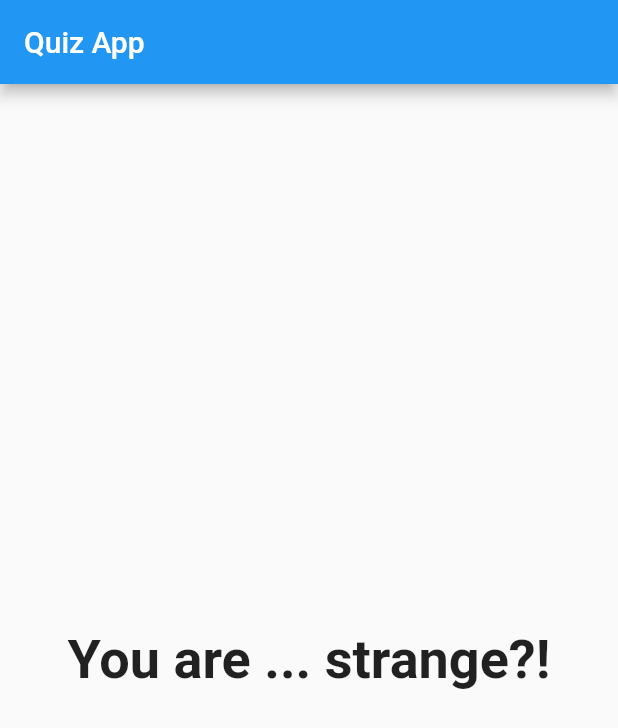
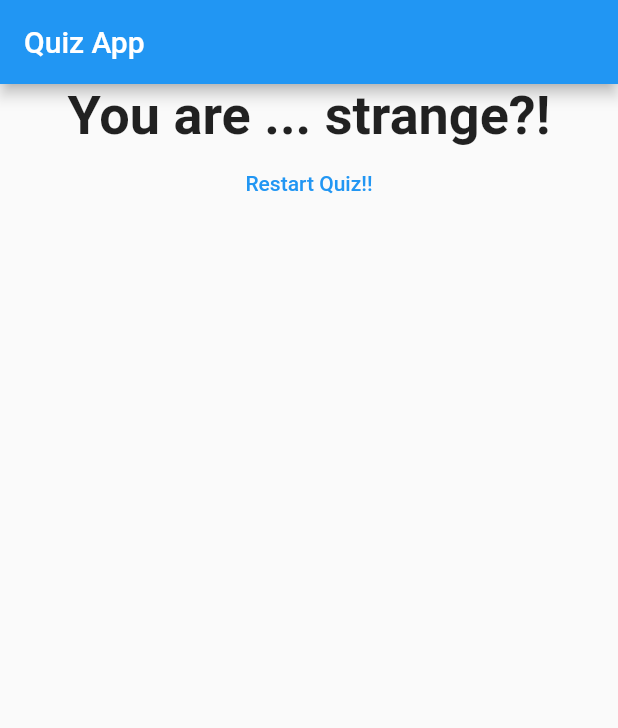
Before and after one commit to Ukd1796/QuizApp, a Flutter app: the screen it shows after launch, after a tap on "ans1", after a tap on "ans2", on a phone screen of 412 x 824 dp. Shown: the top 728 px of the screen. Run offline on Flutter 3.47's test engine with Material 2 defaults, Android fonts, the phone set to English and light mode, and no system bars.

Commit message:
reset the quiz

```diff
--- a/lib/main.dart
+++ b/lib/main.dart
@@ -18,6 +18,7 @@ class _MyAppState extends State<MyApp> {
   // this stays persistent
   var _questionIndex = 0;
   var _totalScore = 0;
+
   void _answerQuestion(int score) {
     _totalScore = _totalScore + score;
     setState(() {
@@ -50,6 +51,13 @@ class _MyAppState extends State<MyApp> {
     }
   ]; // this is a map which consists of a key value pair
 
+  void _resetQuiz() {
+    setState(() {
+      _questionIndex = 0;
+      _totalScore = 0;
+    });
+  }
+
   @override
   Widget build(BuildContext context) {
     return MaterialApp(
@@ -59,10 +67,10 @@ class _MyAppState extends State<MyApp> {
         ),
         body: _questionIndex < _questions.length
             ? Quiz(
-                answerQuestion:_answerQuestion,
+                answerQuestion: _answerQuestion,
                 questionIndex: _questionIndex,
                 questions: _questions)
-            : Result(_totalScore),
+            : Result(_totalScore,_resetQuiz),
       ),
     );
   }
--- a/lib/result.dart
+++ b/lib/result.dart
@@ -2,8 +2,9 @@ import 'package:flutter/material.dart';
 
 class Result extends StatelessWidget {
   final int resultScore;
+  final VoidCallback resetHandler;
 
-  Result(this.resultScore);
+  Result(this.resultScore, this.resetHandler);
   String get resultPhrase {
     var resultText = 'You did it';
     if (resultScore <= 8) {
@@ -21,9 +22,20 @@ class Result extends StatelessWidget {
   @override
   Widget build(BuildContext context) {
     return Center(
-        child: Text(
-      resultPhrase,
-      style: TextStyle(fontSize: 36, fontWeight: FontWeight.bold),
-    ));
+      child: Column(
+        children: <Widget>[
+          Text(
+            resultPhrase,
+            style: TextStyle(fontSize: 36, fontWeight: FontWeight.bold),
+            textAlign: TextAlign.center,
+          ),
+          FlatButton(
+            child: Text('Restart Quiz!!'),
+            onPressed: resetHandler,
+            textColor: Colors.blue,
+          ),
+        ],
+      ),
+    );
   }
 }
```
